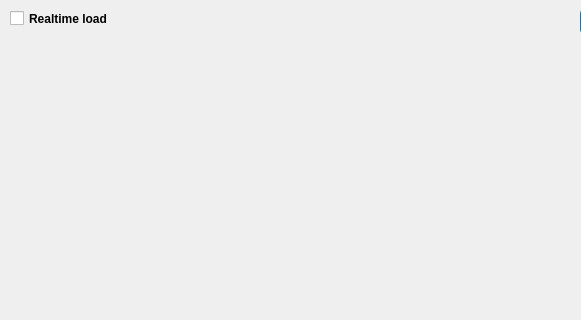
Old version of the form arduFPGA-debugger/ramtable.ui in the repository dev-board-tech/arduFPGA-debugger; both pictures show x 0 to 581 and y 0 to 320 of the 696 by 480 pixel window.
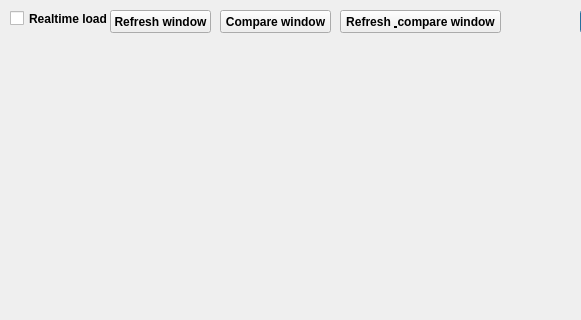
New version of the form.

Commit message: Add multiple read and display modes, including compare with an internal buffer.

Diff of the .ui file:
```diff
--- a/arduFPGA-debugger/ramtable.ui
+++ b/arduFPGA-debugger/ramtable.ui
@@ -66,6 +66,63 @@
     <string>Read memory</string>
    </property>
   </widget>
+  <widget class="QPushButton" name="refreshWindowPushButton">
+   <property name="geometry">
+    <rect>
+     <x>110</x>
+     <y>10</y>
+     <width>101</width>
+     <height>23</height>
+    </rect>
+   </property>
+   <property name="font">
+    <font>
+     <weight>75</weight>
+     <bold>true</bold>
+    </font>
+   </property>
+   <property name="text">
+    <string>Refresh window</string>
+   </property>
+  </widget>
+  <widget class="QPushButton" name="refreshCompareWindowPushButton">
+   <property name="geometry">
+    <rect>
+     <x>340</x>
+     <y>10</y>
+     <width>161</width>
+     <height>23</height>
+    </rect>
+   </property>
+   <property name="font">
+    <font>
+     <weight>75</weight>
+     <bold>true</bold>
+    </font>
+   </property>
+   <property name="text">
+    <string>Refresh &amp; compare window</string>
+   </property>
+  </widget>
+  <widget class="QPushButton" name="compareWindowPushButton">
+   <property name="geometry">
+    <rect>
+     <x>220</x>
+     <y>10</y>
+     <width>111</width>
+     <height>23</height>
+    </rect>
+   </property>
+   <property name="font">
+    <font>
+     <weight>75</weight>
+     <bold>true</bold>
+    </font>
+   </property>
+   <property name="text">
+    <string>Compare window</string>
+   </property>
+  </widget>
  </widget>
  <resources/>
  <connections/>
```
Left out of the diff: 2 changed lines with no effect on the pictures. The commit also changes 10 other files.
